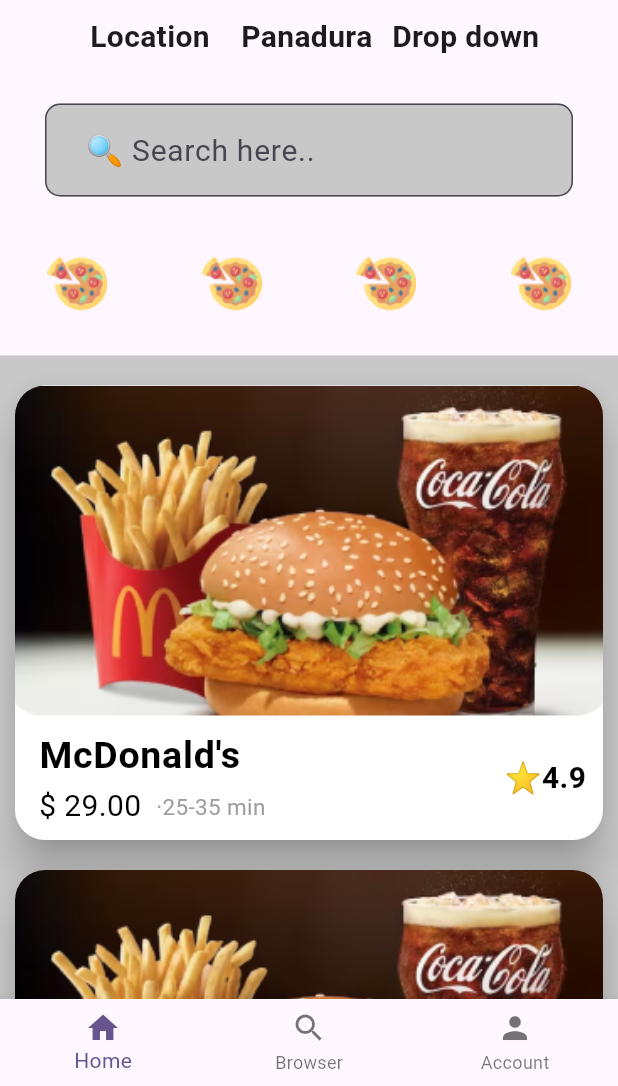
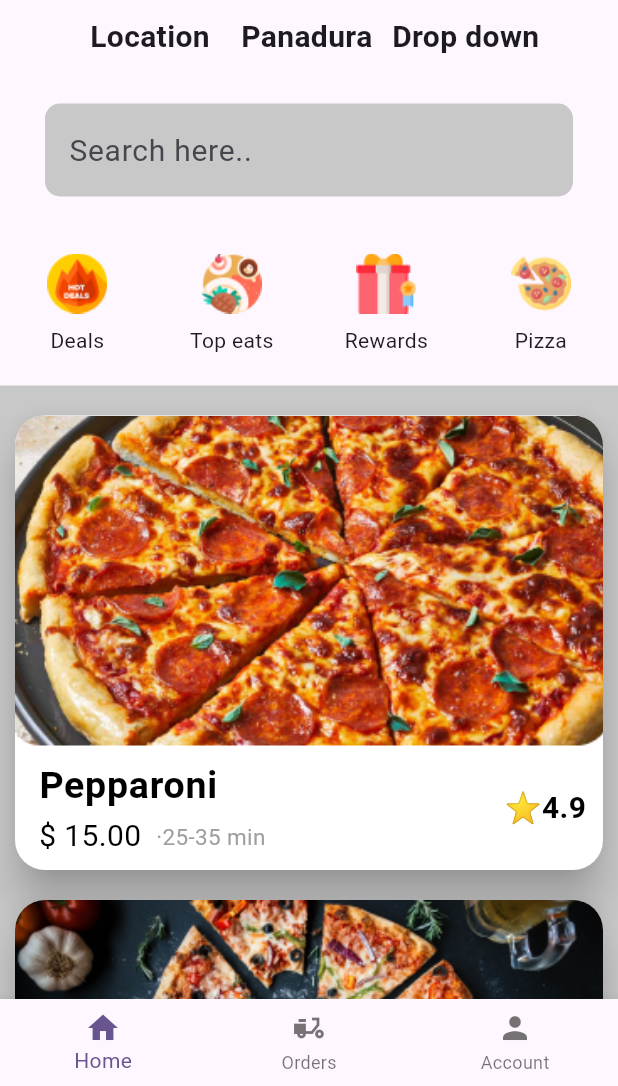
Before and after one commit to Eternatus9999/Flutter-Food-delivery-ui, a Flutter app: the screen it shows after launch, on a phone screen of 412 x 824 dp, the part 150-1236 px from its top. Run offline on Flutter 3.47's test engine with Material 3 defaults, Android fonts, the phone set to English and light mode, and no system bars.

Commit message:
add more icon buttons to the project

```diff
--- a/lib/main.dart
+++ b/lib/main.dart
@@ -122,9 +122,10 @@ class _MyHomePageState extends State<MyHomePage> {
                     filled: true,
                     fillColor: Color.fromRGBO(200, 200, 200, 100),
                     border: OutlineInputBorder(
+                      borderSide: BorderSide.none,
                       borderRadius: BorderRadius.circular(10.0),
                     ),
-                    hintText: '  🔍 Search here..',
+                    hintText: 'Search here..',
                   ),
                 ),
               ),
@@ -133,19 +134,60 @@ class _MyHomePageState extends State<MyHomePage> {
                   child: Row(
                     children: <Widget>[
                       Expanded(
-                          child: IconButton(
+                          child: Column(
+                            children: [
+                              IconButton(
                                 splashRadius: 10,
                                 iconSize: 10,
                                 icon: Image.asset(
-                                  'assets/pizza_icon.png'
+                                    'assets/deals_icon.png'
                                 ),
                                 onPressed: () {
                                   // do something when the button is pressed debugPrint('Hi there');
                                 },
+                              ),
+                              Text("Deals")
+                            ],
                           )
                       ),
                       Expanded(
-                          child: IconButton(
+                          child: Column(
+                            children: [
+                              IconButton(
+                                splashRadius: 100,
+                                iconSize: 100,
+                                icon: Image.asset(
+                                    'assets/top_eats_icon.png'
+                                ),
+                                onPressed: () {
+                                  // do something when the button is pressed debugPrint('Hi there');
+                                },
+                              ),
+                              Text("Top eats")
+                            ],
+                          )
+                      ),
+                      Expanded(
+                          child: Column(
+                            children: [
+                              IconButton(
+                                splashRadius: 100,
+                                iconSize: 100,
+                                icon: Image.asset(
+                                    'assets/rewords_icon.png'
+                                ),
+                                onPressed: () {
+                                  // do something when the button is pressed debugPrint('Hi there');
+                                },
+                              ),
+                              Text("Rewards")
+                            ],
+                          )
+                      ),
+                      Expanded(
+                          child: Column(
+                            children: [
+                              IconButton(
                                 splashRadius: 100,
                                 iconSize: 100,
                                 icon: Image.asset(
@@ -154,30 +196,9 @@ class _MyHomePageState extends State<MyHomePage> {
                                 onPressed: () {
                                   // do something when the button is pressed debugPrint('Hi there');
                                 },
-                          )
                               ),
-                      Expanded(
-                          child: IconButton(
-                            splashRadius: 100,
-                            iconSize: 100,
-                            icon: Image.asset(
-                                'assets/pizza_icon.png'
-                            ),
-                            onPressed: () {
-                              // do something when the button is pressed debugPrint('Hi there');
-                            },
-                          )
-                      ),
-                      Expanded(
-                          child: IconButton(
-                            splashRadius: 100,
-                            iconSize: 100,
-                            icon: Image.asset(
-                                'assets/pizza_icon.png'
-                            ),
-                            onPressed: () {
-                              // do something when the button is pressed debugPrint('Hi there');
-                            },
+                              Text("Pizza")
+                            ],
                           )
                       )
                     ],
@@ -203,7 +224,7 @@ class _MyHomePageState extends State<MyHomePage> {
                                   topLeft: Radius.circular(20),
                                 ),
                                 child: Image.asset(
-                                  'assets/burger.png',
+                                  'assets/pizza.png',
                                   height: 220,
                                   fit: BoxFit.cover,
                                   width: double.infinity,
@@ -214,7 +235,7 @@ class _MyHomePageState extends State<MyHomePage> {
                                   Expanded(
                                     child:  const ListTile(
                                         title: Text(
-                                          "McDonald's",
+                                          "Pepparoni",
                                           style: TextStyle(
                                               color: Colors.black,
                                               fontSize: 25.0,
@@ -225,7 +246,7 @@ class _MyHomePageState extends State<MyHomePage> {
                                           children: <Widget>[
                                             Expanded(
                                               child: Text(
-                                                "\$ 29.00",
+                                                "\$ 15.00",
                                                 style: TextStyle(
                                                     color: Colors.black,
                                                     fontSize: 20.0
@@ -278,7 +299,7 @@ class _MyHomePageState extends State<MyHomePage> {
                                   topLeft: Radius.circular(20),
                                 ),
                                 child: Image.asset(
-                                  'assets/burger.png',
+                                  'assets/pizza_2.png',
                                   height: 220,
                                   fit: BoxFit.cover,
                                   width: double.infinity,
@@ -289,10 +310,10 @@ class _MyHomePageState extends State<MyHomePage> {
                                   Expanded(
                                     child:  const ListTile(
                                         title: Text(
-                                          "McDonald's",
+                                          "Olive + cheese",
                                           style: TextStyle(
                                               color: Colors.black,
-                                              fontSize: 25.0,
+                                              fontSize: 20.0,
                                               fontWeight: FontWeight.bold
                                           ),
                                         ),
@@ -300,7 +321,7 @@ class _MyHomePageState extends State<MyHomePage> {
                                           children: <Widget>[
                                             Expanded(
                                               child: Text(
-                                                "\$ 29.00",
+                                                "\$ 40.00",
                                                 style: TextStyle(
                                                     color: Colors.black,
                                                     fontSize: 20.0
@@ -308,7 +329,7 @@ class _MyHomePageState extends State<MyHomePage> {
                                               ),
                                             ),
                                             Expanded(
-                                              child: Text("·25-35 min",
+                                              child: Text("·35-45 min",
                                                 style: TextStyle(
                                                     color: Colors.grey,
                                                     fontSize: 15.0
@@ -322,7 +343,7 @@ class _MyHomePageState extends State<MyHomePage> {
                                   Expanded(
                                       child: Container(
                                         margin: EdgeInsets.only(left:130, top: 0),
-                                        child: Text("⭐4.9",
+                                        child: Text("⭐3.5",
                                           style: TextStyle(
                                               color: Colors.black,
                                               fontSize: 20.0,
@@ -350,8 +371,8 @@ class _MyHomePageState extends State<MyHomePage> {
             label: 'Home',
           ),
           BottomNavigationBarItem(
-            icon: Icon(Icons.search),
-            label: 'Browser',
+            icon: Icon(Icons.delivery_dining_sharp),
+            label: 'Orders',
           ),
           BottomNavigationBarItem(
             icon: Icon(Icons.person),
```
Also changed, not shown: assets/Search.png (added), assets/deals_icon.png (added), assets/pizza.png (added), assets/pizza_2.png (added), assets/rewords_icon.png (added), assets/top_eats_icon.png (added). Lines whose indentation alone changed are shown as unchanged.
